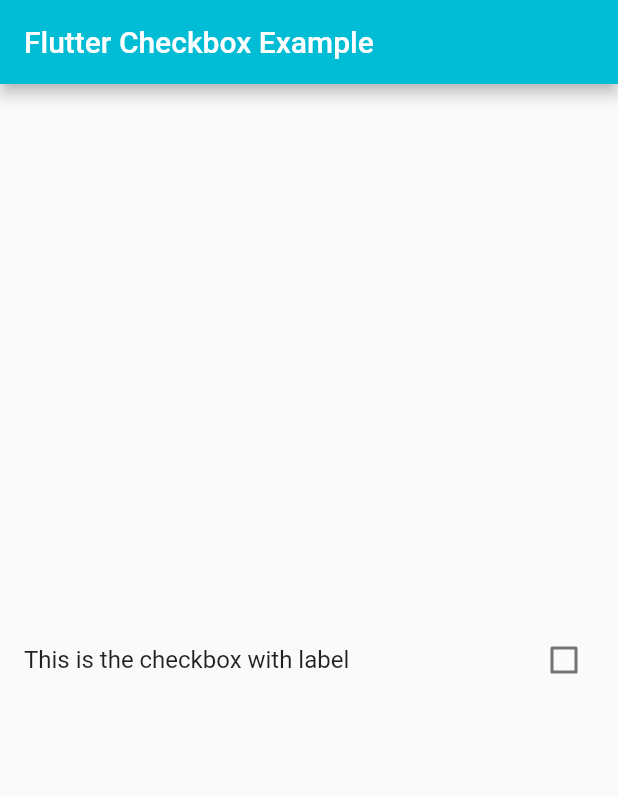
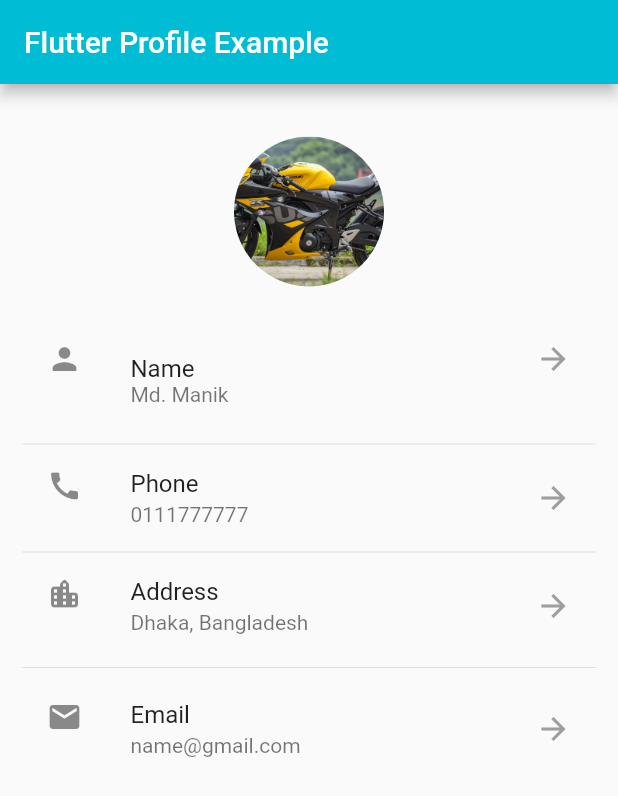
Before and after one commit to mdmanik74/Flutter-Practices, a Flutter app: the screen it shows after launch, on a phone screen of 412 x 824 dp. Shown: the top 796 px of the screen. Run offline on Flutter 3.47's test engine with Material 2 defaults, Android fonts, the phone set to English and light mode, and no system bars.

Commit message:
flutter profile desgin

```diff
--- a/lib/main.dart
+++ b/lib/main.dart
@@ -1,7 +1,9 @@
 import 'package:flutter/material.dart';
-void main() =>runApp(MyApp());
+void main() =>runApp(const MyApp());
 
 class MyApp extends StatelessWidget{
+  const MyApp({super.key});
+
   @override
   Widget build (BuildContext context){
     return MaterialApp(
@@ -9,44 +11,65 @@
       theme: ThemeData(
         primarySwatch: Colors.cyan,
       ),
-      home: const MyHomePage(),
+      home: const ProfileScreen(),
     );
   }
 }
 
-class MyHomePage extends StatelessWidget{
-  const MyHomePage({super.key});
+class ProfileScreen extends StatelessWidget{
+  const ProfileScreen({super.key});
   @override
   Widget build(BuildContext context){
     return Scaffold(
       appBar: AppBar(
-        title: const Text('Flutter Checkbox Example',style: TextStyle(color: Colors.white),),
+        title: const Text('Flutter Profile Example',style: TextStyle(color: Colors.white),),
       ),
-      body: const MyStatefulWidget(),
+      body: Padding(
+        padding: const EdgeInsets.all(15.0),
+        child: Column(
+          children: const [
+            SizedBox(
+              height: 20,
+            ),
+            CircleAvatar(
+              radius: 50,
+              backgroundImage: AssetImage('assets/images/1.jpg'),
+            ),
+            SizedBox(
+              height: 20,
+            ),
+
+            ListTile(
+              title: Text('Name'),
+              subtitle: Text('Md. Manik'),
+              leading: Icon(Icons.person),
+              trailing: Icon(Icons.arrow_forward,color: Colors.grey,),
+              minVerticalPadding: 25.0,
+            ),
+            Divider(height: 0,),
+            ListTile(
+              title: Text('Phone'),
+              subtitle: Text('0111777777'),
+              leading: Icon(Icons.call),
+              trailing: Icon(Icons.arrow_forward,color: Colors.grey,),
+            ),
+            Divider(height: 0,),
+            ListTile(
+              title: Text('Address'),
+              subtitle: Text('Dhaka, Bangladesh'),
+              leading: Icon(Icons.location_city_rounded),
+              trailing: Icon(Icons.arrow_forward,color: Colors.grey,),
+            ),
+            Divider(height: 10,),
+            ListTile(
+              title: Text('Email'),
+              subtitle: Text('name@gmail.com'),
+              leading: Icon(Icons.mail),
+              trailing: Icon(Icons.arrow_forward,color: Colors.grey,),
+            ),
+          ],
+        ),
+      ),
     );
   }
 }
-
-class MyStatefulWidget extends StatefulWidget {
-  const MyStatefulWidget({Key? key}) : super(key: key);
-
-  @override
-  State<MyStatefulWidget> createState() => _MyStatefulWidgetState();
-}
-
-class _MyStatefulWidgetState extends State<MyStatefulWidget> {
-  bool checkBoxValue=false;
-  @override
-  Widget build(BuildContext context) {
-    return Center(
-        child: CheckboxListTile(
-            title: const Text('This is the checkbox with label'),
-            value: checkBoxValue,
-            activeColor: Colors.green,
-            onChanged: (bool? newValue) {
-              setState(() {
-                checkBoxValue = newValue!;
-              });
-            }));
-  }
-}
```
